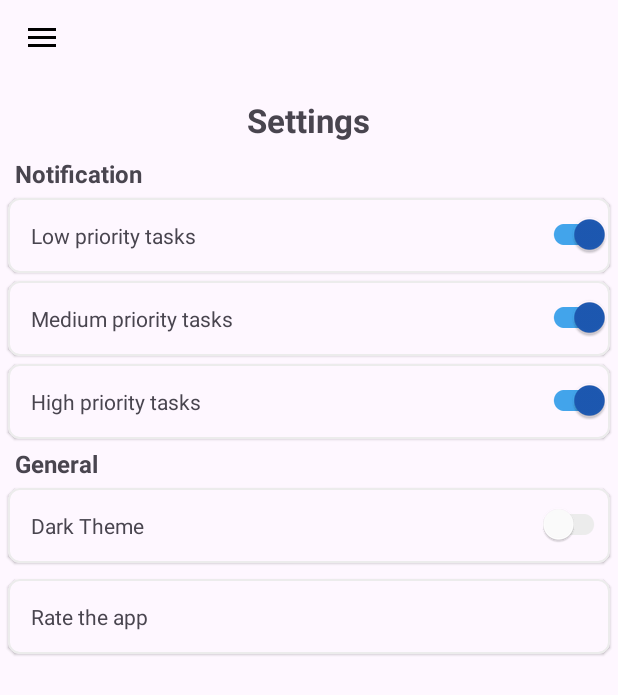
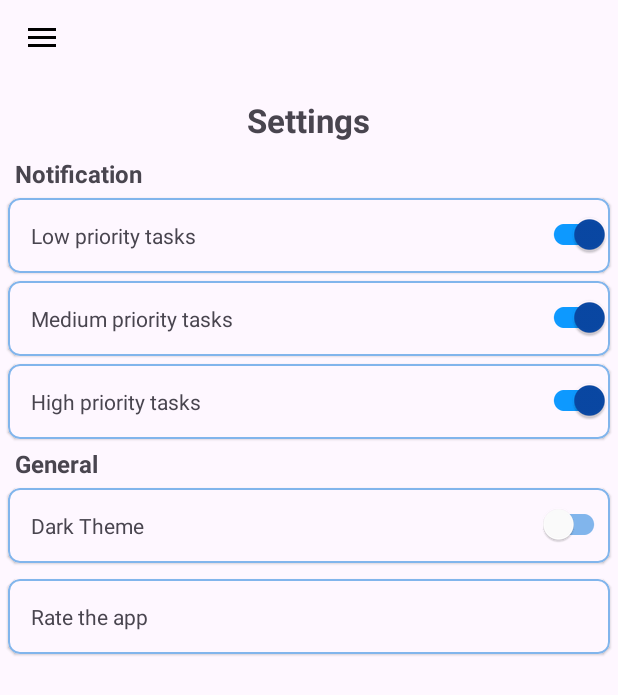
Before and after one commit to streakline/app, an Android app: the screen it shows after launch (MainActivity), in the side drawer, after a tap on "Settings", on a phone screen of 412 x 824 dp. Shown: the top 695 px of the screen. Run offline under Robolectric (Android 15) with nearby library versions, the phone set to English and light mode, and no system bars; our stand-ins replace Dagger/Hilt's generated code, Room's generated code, data binding, navigation-ui; libraries missing offline, so code that uses them is left out: com.flask.colorpicker.

Commit message:
Colour update

```diff
--- a/streakline/StreakLine/app/src/main/res/drawable/switch_track_selector.xml
+++ b/streakline/StreakLine/app/src/main/res/drawable/switch_track_selector.xml
@@ -2,5 +2,5 @@
 <selector xmlns:android="http://schemas.android.com/apk/res/android">
 <item android:color="@color/light_blue"
     android:state_checked="true"/>
-    <item android:color = "@color/light_grey"/>
+    <item android:color = "@color/frost"/>
 </selector>
--- a/streakline/StreakLine/app/src/main/res/layout/fragment_settings.xml
+++ b/streakline/StreakLine/app/src/main/res/layout/fragment_settings.xml
@@ -37,7 +37,7 @@
                 android:layout_height="wrap_content"
                 android:layout_margin="5dp"
                 android:elevation="8dp"
-                app:strokeColor="@color/light_grey"
+                app:strokeColor="@color/frost"
                 app:strokeWidth="1dp">
 
                 <TextView
@@ -63,7 +63,7 @@
                 android:layout_marginStart="5dp"
                 android:layout_marginEnd="5dp"
                 android:elevation="8dp"
-                app:strokeColor="@color/light_grey"
+                app:strokeColor="@color/frost"
                 app:strokeWidth="1dp">
 
                 <TextView
@@ -88,7 +88,7 @@
                 android:layout_height="wrap_content"
                 android:layout_margin="5dp"
                 android:elevation="8dp"
-                app:strokeColor="@color/light_grey"
+                app:strokeColor="@color/frost"
                 app:strokeWidth="1dp">
 
                 <TextView
@@ -121,7 +121,7 @@
                 android:layout_height="wrap_content"
                 android:layout_margin="5dp"
                 android:elevation="8dp"
-                app:strokeColor="@color/light_grey"
+                app:strokeColor="@color/frost"
                 app:strokeWidth="1dp">
 
                 <TextView
@@ -147,7 +147,7 @@
                 android:layout_height="wrap_content"
                 android:layout_margin="5dp"
                 android:elevation="8dp"
-                app:strokeColor="@color/light_grey"
+                app:strokeColor="@color/frost"
                 app:strokeWidth="1dp">
 
                 <TextView
--- a/streakline/StreakLine/app/src/main/res/layout/nav_header_main.xml
+++ b/streakline/StreakLine/app/src/main/res/layout/nav_header_main.xml
@@ -3,7 +3,7 @@
     xmlns:app="http://schemas.android.com/apk/res-auto"
     android:layout_width="match_parent"
     android:layout_height="@dimen/nav_header_height"
-    android:background="@color/teal_200"
+    android:background="@color/sky"
     android:gravity="bottom"
     android:orientation="vertical"
     android:paddingLeft="@dimen/activity_horizontal_margin"
--- a/streakline/StreakLine/app/src/main/res/values/colors.xml
+++ b/streakline/StreakLine/app/src/main/res/values/colors.xml
@@ -1,14 +1,14 @@
 <?xml version="1.0" encoding="utf-8"?>
 <resources>
-    <color name="purple_200">#FFBB86FC</color>
+    <color name="cian">#00F7FF</color>
     <color name="purple_500">#FF6200EE</color>
     <color name="purple_700">#FF3700B3</color>
-    <color name="teal_200">#FF03DAC5</color>
-    <color name="teal_700">#FF018786</color>
+    <color name="sky">#59C2EC</color>
+    <color name="teal_700">#3A81A6</color>
     <color name="black">#FF000000</color>
     <color name="white">#FFFFFFFF</color>
-    <color name="grey">#808080</color>
-    <color name="light_grey">#ececec</color>
-    <color name="dark_blue">#1D59B3</color>
-    <color name="light_blue">#42A4EB</color>
+    <color name="grey">#334C5C</color>
+    <color name="frost">#81B5EC</color>
+    <color name="dark_blue">#0948A5</color>
+    <color name="light_blue">#0D99FF</color>
 </resources>
```
